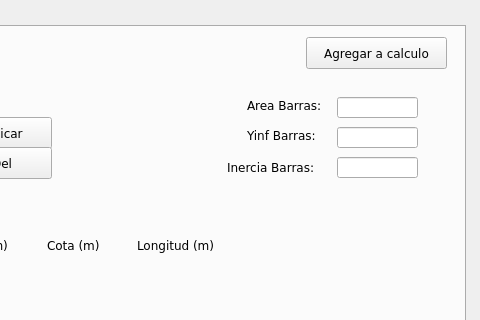
Sady-Guzman/herramienta_practica, file ui_files/herramienta_trapecios_v12.ui: the form before one commit; both pictures show x 645 to 1125 and y 0 to 320 of the 1125 by 680 pixel window.
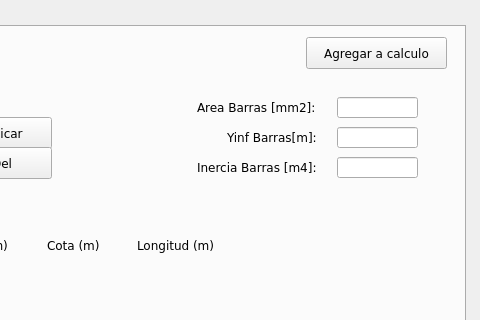
The form after the commit. The open tabs and pages were chosen to show the change.

Commit message: calcula area por cota armAct. Agg  varias funciones de calculo para armadura activa a utils.py

Diff of the .ui file:
```diff
--- a/ui_files/herramienta_trapecios_v12.ui
+++ b/ui_files/herramienta_trapecios_v12.ui
@@ -1223,14 +1223,14 @@
     <widget class="QLabel" name="tab3_label_yinf_barras">
      <property name="geometry">
       <rect>
-       <x>880</x>
+       <x>860</x>
        <y>100</y>
-       <width>81</width>
-       <height>16</height>
+       <width>101</width>
+       <height>20</height>
       </rect>
      </property>
      <property name="text">
-      <string>Yinf Barras:</string>
+      <string>Yinf Barras[m]:</string>
      </property>
     </widget>
     <widget class="QLineEdit" name="tab3_line_yinf_barras">
@@ -1246,14 +1246,14 @@
     <widget class="QLabel" name="tab3_label_area_barras">
      <property name="geometry">
       <rect>
-       <x>880</x>
+       <x>830</x>
        <y>70</y>
-       <width>81</width>
-       <height>16</height>
+       <width>131</width>
+       <height>20</height>
       </rect>
      </property>
      <property name="text">
-      <string>Area Barras:</string>
+      <string>Area Barras [mm2]:</string>
      </property>
     </widget>
     <widget class="QLineEdit" name="tab3_line_area_barras">
@@ -1279,14 +1279,14 @@
     <widget class="QLabel" name="tab3_label_inercia_barras">
      <property name="geometry">
       <rect>
-       <x>860</x>
+       <x>830</x>
        <y>130</y>
-       <width>101</width>
+       <width>141</width>
        <height>20</height>
       </rect>
      </property>
      <property name="text">
-      <string>Inercia Barras:</string>
+      <string>Inercia Barras [m4]:</string>
      </property>
     </widget>
    </widget>
```
Left out of the diff: 2 changed lines with no effect on the pictures. The commit also changes 5 other files.
